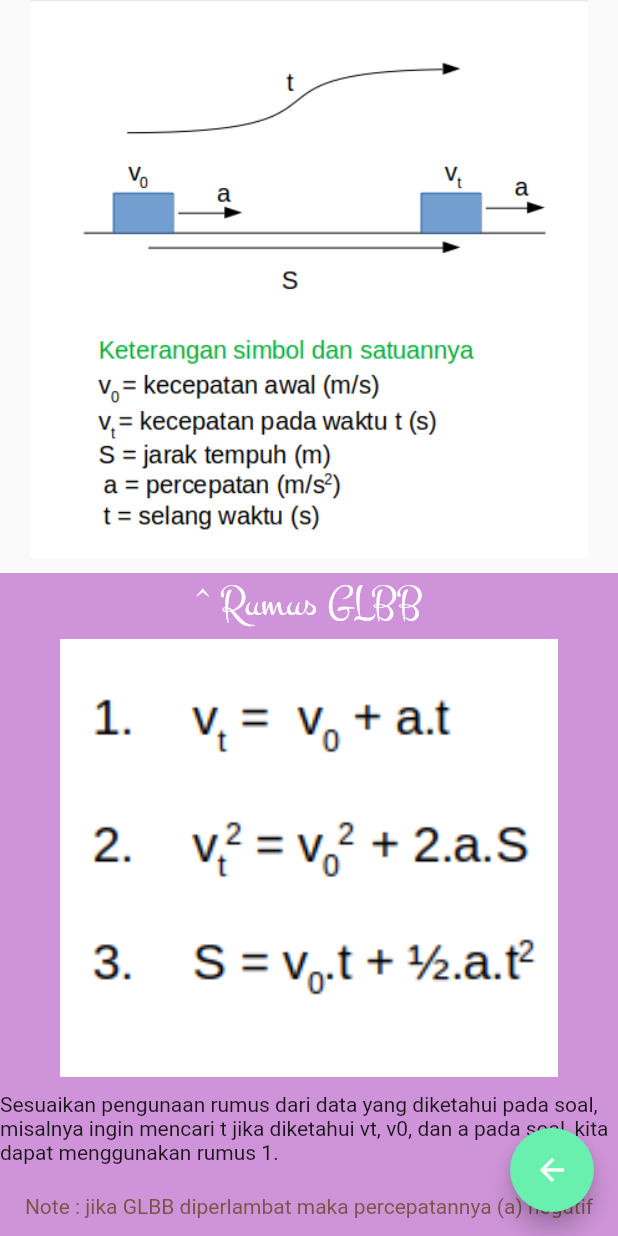
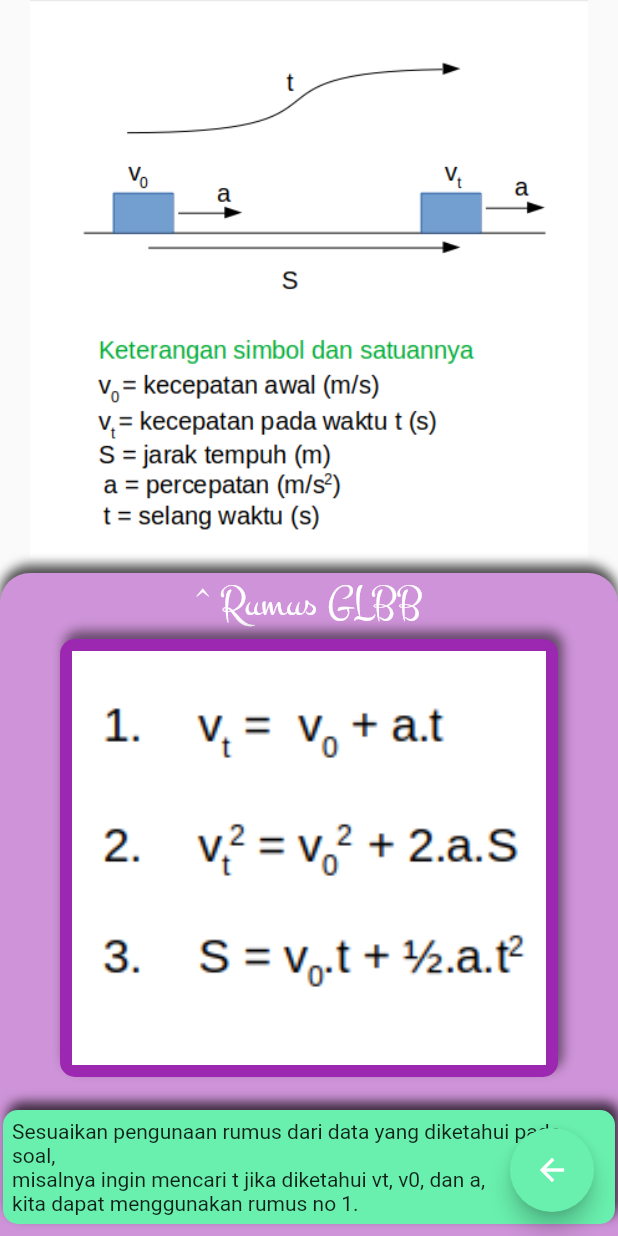
Before and after one commit to cybaric/glbb, a Flutter app: the screen it shows after launch, after a tap on "Rumus GLBB", on a phone screen of 412 x 824 dp. Run offline on Flutter 3.47's test engine with Material 2 defaults, Android fonts, the phone set to English and light mode, and no system bars.

Commit message:
update ui

```diff
--- a/lib/view/pembahasan.dart
+++ b/lib/view/pembahasan.dart
@@ -21,37 +21,37 @@ class Pembahasan extends StatelessWidget {
             Column(
               children: [
                 buildText("Pembahasan 1", Colors.red),
-                buildCard(Colors.amber, AssetImage("images/ct1.png")),
+                buildCard(AssetImage("images/ct1.png")),
                 SizedBox(
                   height: 40,
                 ),
-                buildText("Pembahasan 2", Colors.green),
-                buildCard(Colors.pink, AssetImage("images/ct2.png")),
+                buildText("Pembahasan 2", Colors.orange),
+                buildCard(AssetImage("images/ct2.png")),
                 SizedBox(
                   height: 40,
                 ),
                 buildText("Pembahasan 3", Colors.purple),
-                buildCard(Colors.green, AssetImage("images/ct3.png")),
+                buildCard(AssetImage("images/ct3.png")),
                 SizedBox(
                   height: 40,
                 ),
                 buildText("Pembahasan 4", Colors.blue),
-                buildCard(Colors.purple, AssetImage("images/ct4.png")),
+                buildCard(AssetImage("images/ct4.png")),
                 SizedBox(
                   height: 40,
                 ),
                 buildText("Pembahasan 5", Colors.pink),
-                buildCard(Colors.blue, AssetImage("images/ct5.png")),
+                buildCard(AssetImage("images/ct5.png")),
                 SizedBox(
                   height: 40,
                 ),
                 buildText("Pembahasan 6", Colors.amber),
-                buildCard(Colors.brown, AssetImage("images/ct6.png")),
+                buildCard(AssetImage("images/ct6.png")),
                 SizedBox(
                   height: 40,
                 ),
-                buildText("Pembahasan 7", Colors.greenAccent),
-                buildCard(Colors.black, AssetImage("images/ct7.png")),
+                buildText("Pembahasan 7", Colors.indigoAccent),
+                buildCard(AssetImage("images/ct7.png")),
                 SizedBox(
                   height: 400,
                 ),
@@ -71,7 +71,7 @@ class Pembahasan extends StatelessWidget {
     );
   }
 
-  Container buildCard(Color color, AssetImage assetimage) {
+  Container buildCard(AssetImage assetimage) {
     return Container(
       margin: EdgeInsets.all(6),
       padding: EdgeInsets.fromLTRB(2, 10, 2, 10),
--- a/lib/view/rumus.dart
+++ b/lib/view/rumus.dart
@@ -38,7 +38,15 @@ class Rumus extends StatelessWidget {
                   ),
                   Container(
                     width: p,
-                    color: Colors.purple[200],
+                    decoration: BoxDecoration(
+                        borderRadius: BorderRadius.circular(20),
+                        color: Colors.purple[200],
+                        boxShadow: [
+                          BoxShadow(
+                              color: Colors.black.withOpacity(0.7),
+                              offset: Offset(0, -5),
+                              blurRadius: 6)
+                        ]),
                     child: Center(
                       child: Column(
                         children: [
@@ -55,23 +63,59 @@ class Rumus extends StatelessWidget {
                           Container(
                             width: p - 80,
                             height: p - 120,
+                            padding: EdgeInsets.all(8),
+                            decoration: BoxDecoration(
+                                color: Colors.purple,
+                                borderRadius: BorderRadius.circular(10),
+                                boxShadow: [
+                                  BoxShadow(
+                                      color: Colors.black.withOpacity(0.5),
+                                      offset: Offset(3, -5),
+                                      blurRadius: 6)
+                                ]),
                             child: Image(
                               image: AssetImage("images/rms1.png"),
                               fit: BoxFit.fill,
                             ),
                           ),
-                          SizedBox(height: 10),
-                          Text(
-                              "Sesuaikan pengunaan rumus dari data yang diketahui pada soal, misalnya ingin mencari t jika diketahui vt, v0, dan a pada soal, kita dapat menggunakan rumus 1.  "),
+                          SizedBox(height: 20),
+                          Container(
+                            margin: EdgeInsets.all(2),
+                            padding: EdgeInsets.all(6),
+                            decoration: BoxDecoration(
+                                borderRadius: BorderRadius.circular(10),
+                                color: Colors.greenAccent,
+                                boxShadow: [
+                                  BoxShadow(
+                                      color: Colors.black.withOpacity(0.7),
+                                      offset: Offset(3, -5),
+                                      blurRadius: 6)
+                                ]),
+                            child: Center(
+                              child: Text(
+                                  "Sesuaikan pengunaan rumus dari data yang diketahui pada soal,\nmisalnya ingin mencari t jika diketahui vt, v0, dan a,\nkita dapat menggunakan rumus no 1.  "),
+                            ),
+                          ),
                           SizedBox(
                             height: 20,
                           ),
-                          Text(
-                            "Note : jika GLBB diperlambat maka percepatannya (a) negatif",
-                            style: TextStyle(color: Colors.brown),
+                          Container(
+                            padding: EdgeInsets.all(10),
+                            decoration: BoxDecoration(
+                                borderRadius: BorderRadius.circular(20),
+                                color: Colors.amber,
+                                boxShadow: [
+                                  BoxShadow(
+                                      color: Colors.black.withOpacity(0.7),
+                                      offset: Offset(0, -5),
+                                      blurRadius: 6)
+                                ]),
+                            child: Text(
+                              "Note :\njika GLBB diperlambat maka percepatannya (a) negatif",
+                            ),
                           ),
                           SizedBox(
-                            height: 400,
+                            height: 300,
                           ),
                         ],
                       ),
```
